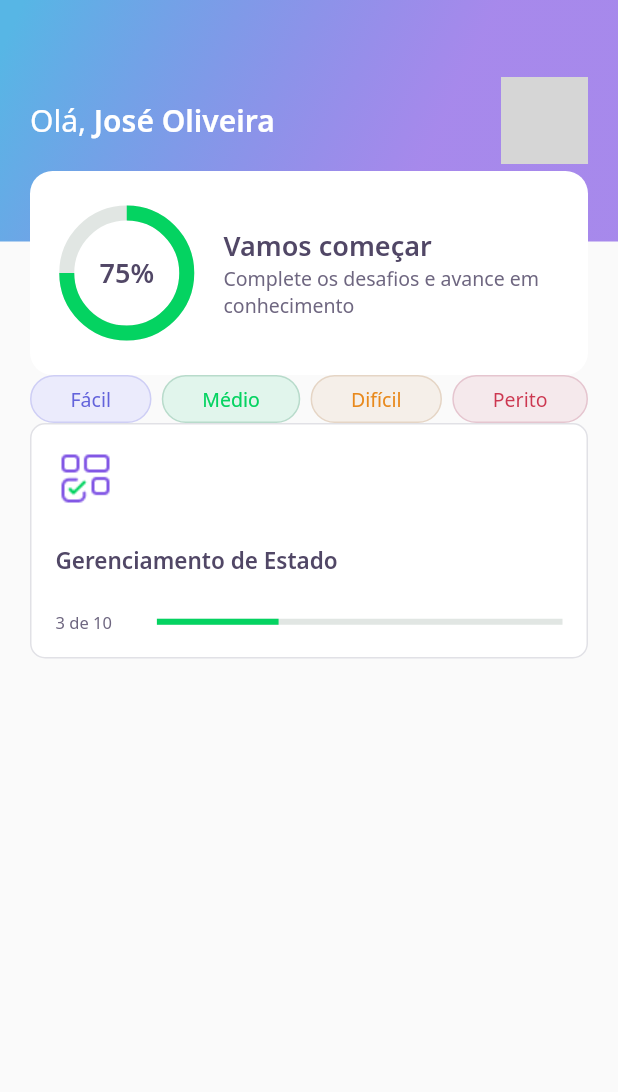
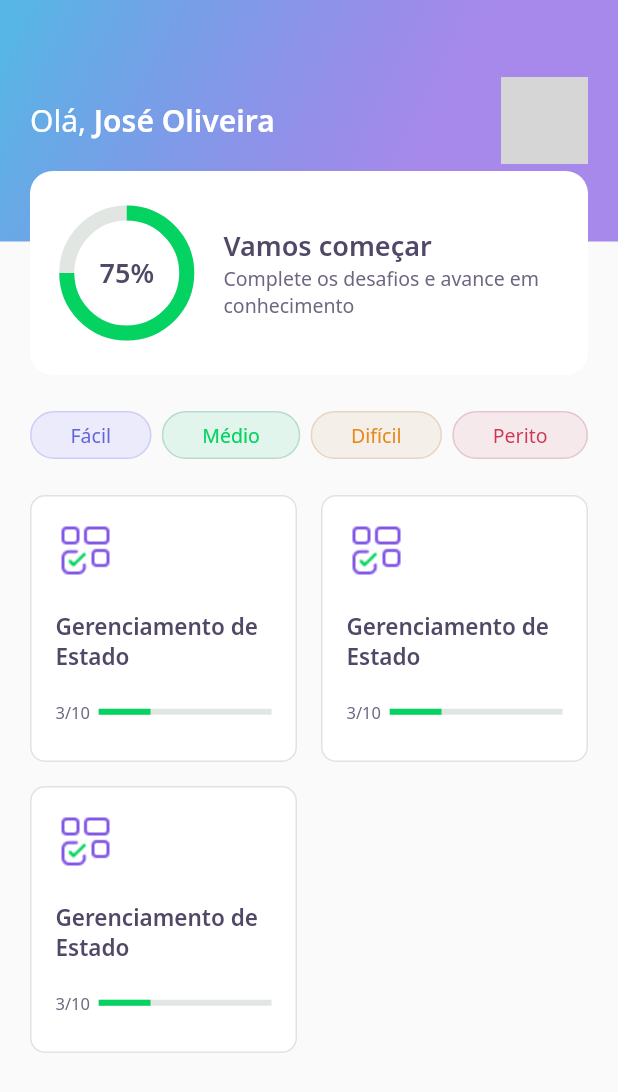
Before and after one commit to Olliveer/devquiz, a Flutter app: the screen it shows after launch, on a phone screen of 412 x 824 dp. Shown: the top 1092 px of the screen. Run offline on Flutter 3.47's test engine with Material 2 defaults, Android fonts, the phone set to English and light mode, and no system bars; our stand-ins replace google_fonts; network calls fail; grey boxes are pictures that could not be loaded.

Commit message:
add QuizCardWidget

```diff
--- a/lib/home/home_page.dart
+++ b/lib/home/home_page.dart
@@ -19,6 +19,9 @@ class _HomePageState extends State<HomePage> {
         padding: const EdgeInsets.symmetric(horizontal: 20),
         child: Column(
           children: [
+            SizedBox(
+              height: 24,
+            ),
             Row(
               mainAxisAlignment: MainAxisAlignment.spaceBetween,
               children: [
@@ -36,7 +39,20 @@ class _HomePageState extends State<HomePage> {
                 ),
               ],
             ),
-            QuizCardWidget(),
+            SizedBox(
+              height: 24,
+            ),
+            Expanded(
+                child: GridView.count(
+              crossAxisSpacing: 16,
+              mainAxisSpacing: 16,
+              crossAxisCount: 2,
+              children: [
+                QuizCardWidget(),
+                QuizCardWidget(),
+                QuizCardWidget(),
+              ],
+            )),
           ],
         ),
       ),
--- a/lib/home/widgets/quiz_card/quiz_card_widget.dart
+++ b/lib/home/widgets/quiz_card/quiz_card_widget.dart
@@ -28,21 +28,21 @@ class QuizCardWidget extends StatelessWidget {
             child: Image.asset(AppImages.blocks),
           ),
           SizedBox(
-            height: 24,
+            height: 20,
           ),
           Text(
             "Gerenciamento de Estado",
             style: AppTextStyles.heading15,
           ),
           SizedBox(
-            height: 24,
+            height: 20,
           ),
           Row(
             children: [
               Expanded(
                 flex: 1,
                 child: Text(
-                  "3 de 10",
+                  "3/10",
                   style: AppTextStyles.body11,
                 ),
               ),
```
